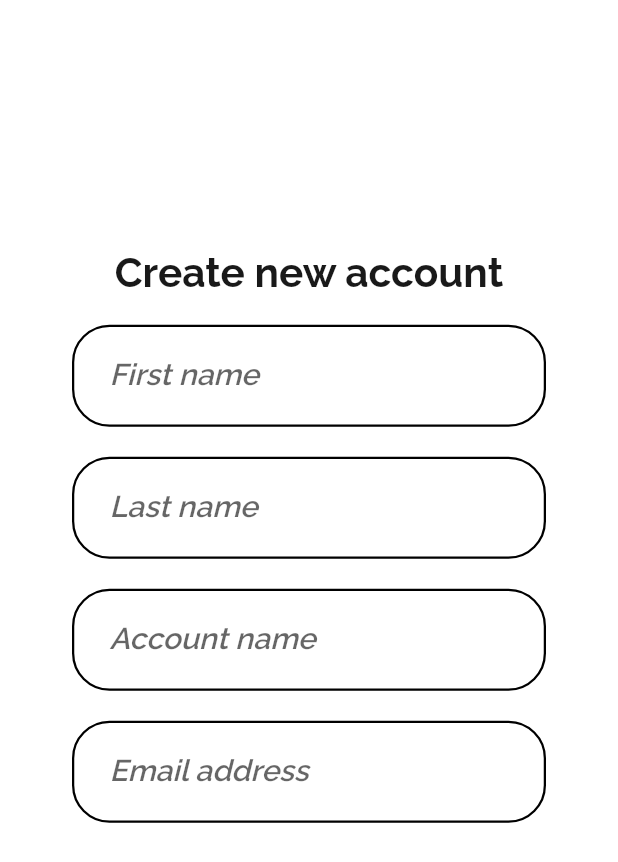
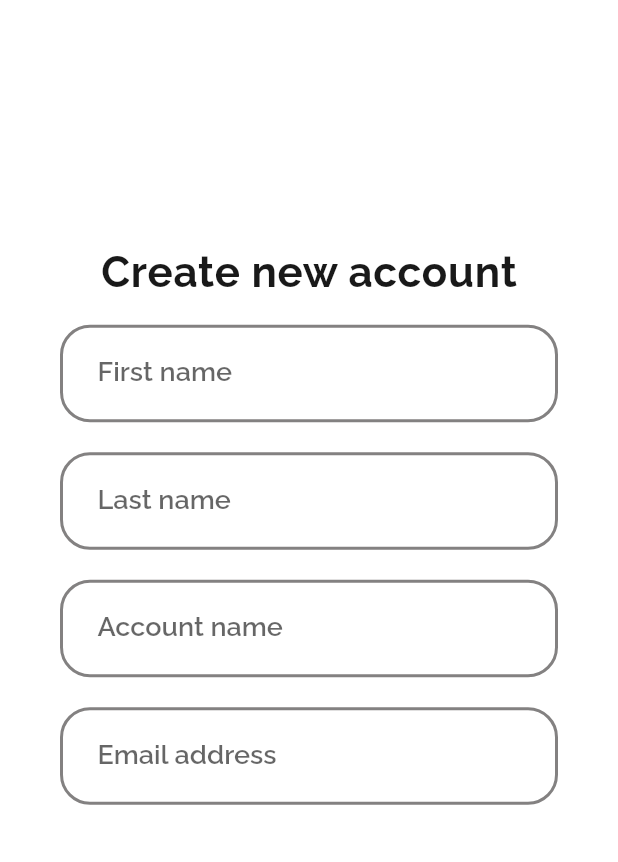
Before and after one commit to CS426FinalProject/eazylearn-frontend, a Flutter app: the SignupScreen screen opened directly, on a phone screen of 412 x 824 dp. Shown: the top 862 px of the screen. Run offline on Flutter 3.47's test engine with Material 2 defaults, Android fonts, the light colour scheme and no system bars; our stand-ins replace email_validator, expandable; accounts and stored records are empty.

Commit message:
Update theme for signup screens

```diff
--- a/lib/constants/textfield_outlines.dart
+++ b/lib/constants/textfield_outlines.dart
@@ -1,17 +1,18 @@
 import 'package:final_cs426/constants/color.dart';
+import 'package:final_cs426/constants/colors.dart';
 import 'package:flutter/material.dart';
 
 OutlineInputBorder outline = OutlineInputBorder(
-  borderRadius: BorderRadius.circular(25.0),
-  borderSide: BorderSide(color: Colors.black, width: 1.5),
+  borderRadius: BorderRadius.circular(20.0),
+  borderSide: BorderSide(color: kEzLearnBlack, width: 2),
 );
 
 OutlineInputBorder outlineBlue = OutlineInputBorder(
-  borderRadius: BorderRadius.circular(25.0),
-  borderSide: BorderSide(color: primaryColor, width: 1.5),
+  borderRadius: BorderRadius.circular(20.0),
+  borderSide: BorderSide(color: kEzLearnBlue600, width: 2),
 );
 
 OutlineInputBorder errorOutline = OutlineInputBorder(
-  borderRadius: BorderRadius.circular(25.0),
-  borderSide: BorderSide(color: Colors.red, width: 1.5),
+  borderRadius: BorderRadius.circular(20.0),
+  borderSide: BorderSide(color: kEzLearnErrorRed, width: 2),
 );
--- a/lib/main.dart
+++ b/lib/main.dart
@@ -18,8 +18,7 @@ class MyApp extends StatelessWidget {
     return MaterialApp(
       title: 'EazyLearn',
       theme: _kEzLearnTheme,
-      routes: Routes.routes,
-      initialRoute: Routes.home,
+      home: SplashScreen(),
     );
   }
 }
@@ -71,7 +70,7 @@ TextTheme _buildEzLearnTextTheme1(TextTheme base) {
             fontWeight: FontWeight.w700,
             fontSize: 28,
             height: 1.2,
-            letterSpacing: 1,
+            letterSpacing: 0.5,
             color: kEzLearnBlack,
           ),
           headline6: base.headline6.copyWith(
--- a/lib/screens/signup_screens/basic_information_screen.dart
+++ b/lib/screens/signup_screens/basic_information_screen.dart
@@ -40,6 +40,7 @@ class _SignupScreenState extends State<SignupScreen>
           ),
           width: double.infinity,
           child: Column(
+            crossAxisAlignment: CrossAxisAlignment.stretch,
             children: [
               Expanded(
                 flex: 2,
@@ -47,15 +48,16 @@ class _SignupScreenState extends State<SignupScreen>
                   alignment: Alignment.bottomCenter,
                   child: Text(
                     "Create new account",
-                    style: TextStyle(fontSize: 27, fontWeight: FontWeight.bold),
+                    style: Theme.of(context).textTheme.headline5,
                   ),
                 ),
               ),
               Expanded(
                 flex: MediaQuery.of(context).viewInsets.bottom == 0 ? 5 : 7,
                 child: Padding(
-                  padding: const EdgeInsets.all(8.0),
+                  padding: const EdgeInsets.symmetric(vertical: 8.0),
                   child: ListView(
+                    physics: BouncingScrollPhysics(),
                     children: [
                       _generateTextFormField(
                           hintText: "First name",
@@ -97,29 +99,36 @@ class _SignupScreenState extends State<SignupScreen>
                                     "email": email
                                   };
                                   print(user);
-                                    Navigator.of(context).push(
-                                        MaterialPageRoute(
-                                            builder: (context) =>
-                                                PasswordScreen(
+                                  Navigator.of(context).push(MaterialPageRoute(
+                                      builder: (context) => PasswordScreen(
                                             user: user,
                                           )));
                                 },
                                 child: Text(
                                   "Next",
-                                    style: TextStyle(fontSize: 20),
+                                  style: Theme.of(context)
+                                      .textTheme
+                                      .headline5
+                                      .copyWith(
+                                        color: Theme.of(context)
+                                            .colorScheme
+                                            .onPrimary,
+                                      ),
                                 ),
                                 style: ButtonStyle(
-                                      backgroundColor:
-                                          MaterialStateProperty.all(
-                                              primaryColor),
+                                  backgroundColor: MaterialStateProperty.all(
+                                      Theme.of(context).colorScheme.primary),
                                   minimumSize: MaterialStateProperty.all(
-                                          Size(300, 55)),
+                                      Size(double.infinity, 60)),
                                   shape: MaterialStateProperty.all(
                                       RoundedRectangleBorder(
                                           borderRadius:
-                                                  BorderRadius.circular(18)))),
+                                              BorderRadius.circular(20))),
+                                ),
                               )
-                              : SizedBox.shrink()))
+                            : SizedBox.shrink(),
+                      ),
+                    )
                   : SizedBox.shrink(),
             ],
           ),
@@ -154,19 +163,17 @@ class _SignupScreenState extends State<SignupScreen>
         onChanged: (value) {
           onTextChanged(value);
         },
-        style: TextStyle(fontSize: 20),
+        style: Theme.of(context).textTheme.headline6,
         decoration: InputDecoration(
-          hintText: hintText,
           labelText: hintText,
           errorText: !isFirst &&
                   hintText == "Email address" &&
                   !EmailValidator.validate(email)
               ? "Your email is invalid"
               : null,
-          hintStyle: TextStyle(fontSize: 20),
           contentPadding: EdgeInsets.fromLTRB(25, 20, 10, 20),
-          focusedBorder: outline,
-          enabledBorder: outline,
+          focusedBorder: Theme.of(context).inputDecorationTheme.focusedBorder,
+          enabledBorder: Theme.of(context).inputDecorationTheme.border,
           errorBorder: errorOutline,
           focusedErrorBorder: errorOutline,
         ),
```
Also changed, not shown: lib/screens/signup_screens/password_screen.dart (+12 -16 lines), lib/screens/splash_screen.dart (+22 -7 lines). Lines whose indentation alone changed are shown as unchanged.
